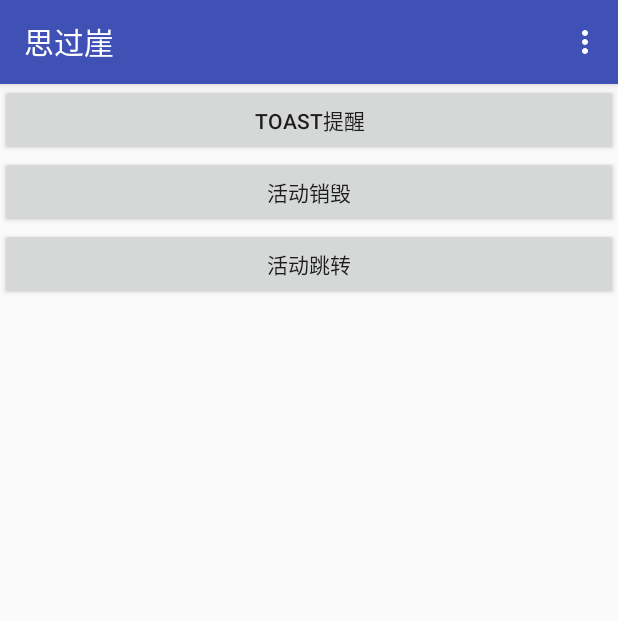
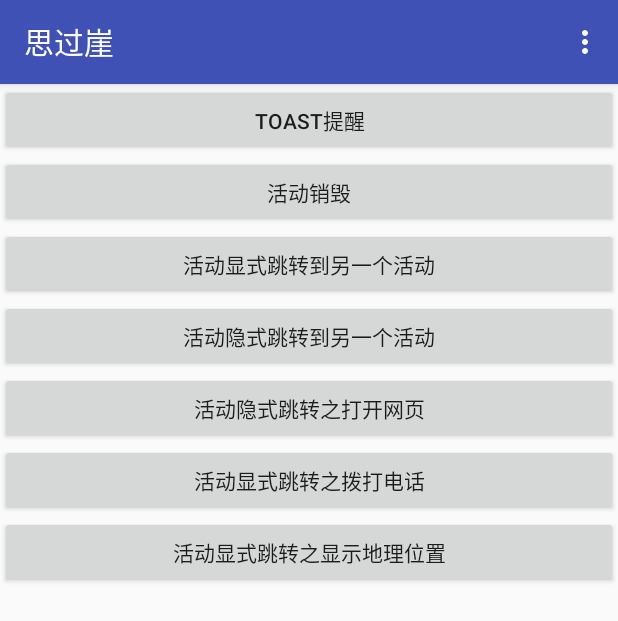
Before and after one commit to guoyu07/android-demo, an Android app: the screen it shows after launch (FirstActivity), on a phone screen of 412 x 824 dp. Shown: the top 621 px of the screen. Run offline under Robolectric (Android 15) with nearby library versions, the phone set to English and light mode, and no system bars.

Commit message:
活动显式跳转与隐式跳转； 活动scheme；

```diff
--- a/HelloWorld/app/build.gradle
+++ b/HelloWorld/app/build.gradle
@@ -39,7 +39,7 @@ dependencies {
     //    exclude group: 'com.android.support', module: 'support-annotations'
     //})
     // 声明测试用例库
+    //compile 'com.android.support.constraint:constraint-layout:+'
     compile 'com.android.support:appcompat-v7:25.1.1'
-    //compile 'com.android.support.constraint:constraint-layout:+'
     testCompile 'junit:junit:4.12'
 }
--- a/HelloWorld/app/src/main/java/name/siguoya/helloworld/FirstActivity.java
+++ b/HelloWorld/app/src/main/java/name/siguoya/helloworld/FirstActivity.java
@@ -1,6 +1,7 @@
 package name.siguoya.helloworld;
 
 import android.content.Intent;
+import android.net.Uri;
 import android.support.v7.app.AppCompatActivity;
 import android.os.Bundle;
 import android.view.Menu;
@@ -39,8 +40,49 @@ public class FirstActivity extends AppCompatActivity {
             @Override
             public void onClick(View v) {
                 //活动跳转
-                Intent intent=new Intent(FirstActivity.this,SecondActivity.class);
+                Intent intent=new Intent(FirstActivity.this, SecondActivity.class);
                 startActivity(intent);
+            }
+        });
+        Button btn5=(Button) findViewById(R.id.button_5);
+        btn5.setOnClickListener(new View.OnClickListener() {
+            @Override
+            public void onClick(View v) {
+                //活动跳转
+                Intent intent=new Intent("name.siguoya.helloworld.ACTION_START");
+                intent.addCategory("name.siguoya.helloworld.MY_CATEGORY");
+                startActivity(intent);
+            }
+        });
+        Button btn6=(Button) findViewById(R.id.button_6);
+        btn6.setOnClickListener(new View.OnClickListener() {
+            @Override
+            public void onClick(View v) {
+                //活动跳转
+                Intent intent=new Intent(Intent.ACTION_VIEW);
+                intent.setData(Uri.parse("http://www.baidu.com/"));
+                startActivity(intent);
+            }
+        });
+        Button btn7=(Button) findViewById(R.id.button_7);
+        btn7.setOnClickListener(new View.OnClickListener() {
+            @Override
+            public void onClick(View v) {
+                //活动跳转
+                Intent intent=new Intent(Intent.ACTION_DIAL);
+                intent.setData(Uri.parse("tel:15521190637"));
+                startActivity(intent);
+            }
+        });
+        Button btn8=(Button) findViewById(R.id.button_8);
+        btn8.setOnClickListener(new View.OnClickListener() {
+            @Override
+            public void onClick(View v) {
+                //活动跳转
+                Intent intent=new Intent();
+                intent.setData(Uri.parse("baidumap://map/show?center=40.057406655722,116.29644071728&zoom=11&traffic=on&bounds=37.8608310000,112.5963090000,42.1942670000,118.9491260000"));
+                startActivity(intent);
+
             }
         });
     }
--- a/HelloWorld/app/src/main/res/layout/first_activity.xml
+++ b/HelloWorld/app/src/main/res/layout/first_activity.xml
@@ -20,5 +20,25 @@
         android:id="@+id/button_4"
         android:layout_width="match_parent"
         android:layout_height="wrap_content"
-        android:text="活动跳转" />
+        android:text="活动显式跳转到另一个活动" />
+    <Button
+        android:id="@+id/button_5"
+        android:layout_width="match_parent"
+        android:layout_height="wrap_content"
+        android:text="活动隐式跳转到另一个活动" />
+    <Button
+        android:id="@+id/button_6"
+        android:layout_width="match_parent"
+        android:layout_height="wrap_content"
+        android:text="活动隐式跳转之打开网页" />
+    <Button
+        android:id="@+id/button_7"
+        android:layout_width="match_parent"
+        android:layout_height="wrap_content"
+        android:text="活动显式跳转之拨打电话" />
+    <Button
+        android:id="@+id/button_8"
+        android:layout_width="match_parent"
+        android:layout_height="wrap_content"
+        android:text="活动显式跳转之显示地理位置" />
 </LinearLayout>
```
Also changed, not shown: HelloWorld/app/src/main/AndroidManifest.xml (+19 -12 lines), HelloWorld/app/src/main/java/name/siguoya/helloworld/HelloWorldActivity.java (deleted, +0 -25 lines), HelloWorld/app/src/main/java/name/siguoya/helloworld/ThirdActivity.java (added, +13 -0 lines), HelloWorld/app/src/main/res/layout/activity_third.xml (added, +15 -0 lines), HelloWorld/app/src/main/res/layout/hello_world_layout.xml (deleted, +0 -17 lines).
